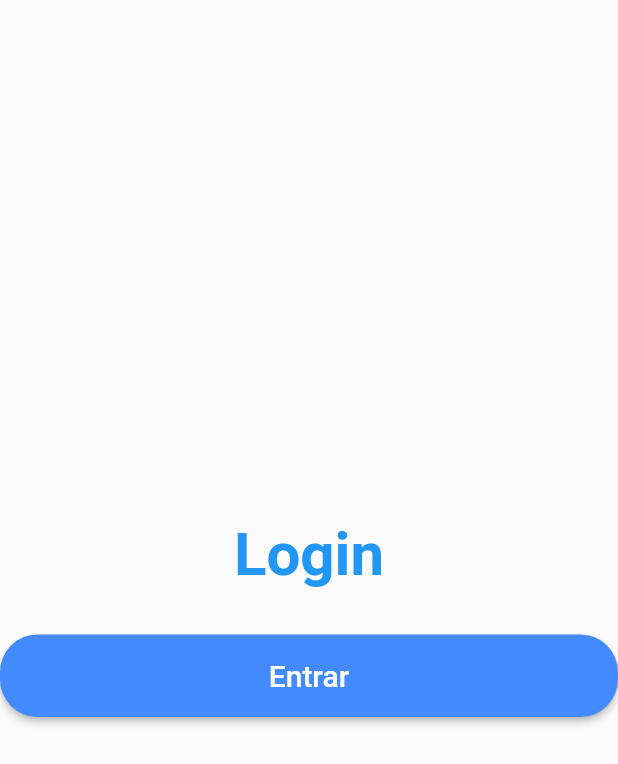
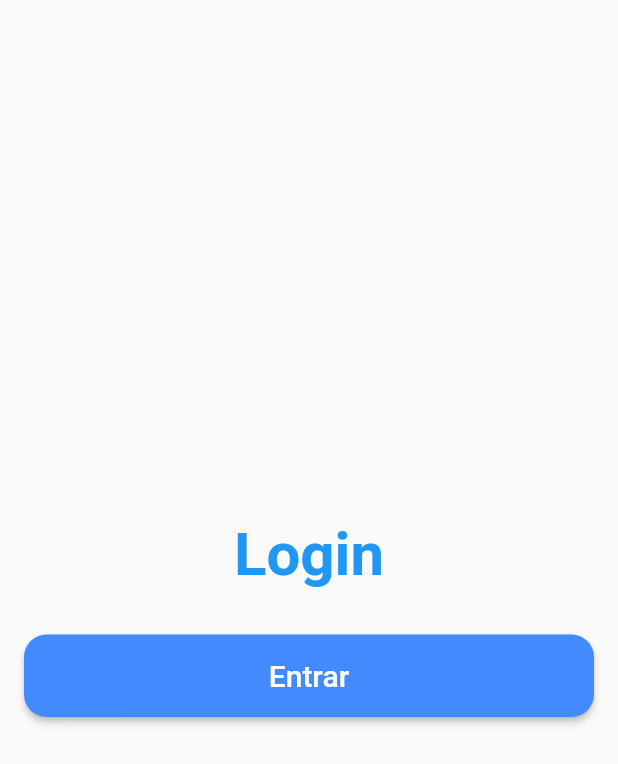
Before and after one commit to davif10/getx_mais_recursos-flutter-dart, a Flutter app: the screen it shows after launch, on a phone screen of 412 x 824 dp. Shown: the top 764 px of the screen. Run offline on Flutter 3.47's test engine with Material 2 defaults, Android fonts, the phone set to English and light mode, and no system bars; our stand-ins replace extended_image, get, image_picker, share_plus; missing offline and left inert: internet_file, pdfx, photofilters.

Commit message:
Update
- Atualizando build Gradle
- Alterado layout de login
-Adicionado imagem gif

```diff
--- a/GetXERecursos/lib/views/Login.dart
+++ b/GetXERecursos/lib/views/Login.dart
@@ -9,7 +9,9 @@ class Login extends GetView<LoginController> {
   @override
   Widget build(BuildContext context) {
     return Scaffold(
-      body: Column(
+      body: Padding(
+        padding: const EdgeInsets.all(16.0),
+        child: Column(
           mainAxisAlignment: MainAxisAlignment.center,
           crossAxisAlignment: CrossAxisAlignment.stretch,
           children: [
@@ -23,10 +25,10 @@ class Login extends GetView<LoginController> {
 
             ElevatedButton(
                 style: ElevatedButton.styleFrom(
-                padding: EdgeInsets.all(16),
-                primary: Colors.blueAccent,
+                  padding: const EdgeInsets.fromLTRB(30,16, 30, 16),
+                    backgroundColor: Colors.blueAccent,
                   shape: RoundedRectangleBorder(
-                  borderRadius: BorderRadius.circular(25)
+                    borderRadius: BorderRadius.circular(15)
                   )
                 ),
                 child: Text(
@@ -40,6 +42,7 @@ class Login extends GetView<LoginController> {
             )
           ],
         ),
+      ),
     );
   }
 }
--- a/GetXERecursos/lib/views/Tela3.dart
+++ b/GetXERecursos/lib/views/Tela3.dart
@@ -18,7 +18,7 @@ class Tela3 extends GetView<Tela3Controller> {
           )
         ],
       ),
-      body:PdfViewPinch(controller: controller.pdfPinchController)
+      body: PdfViewPinch(controller: controller.pdfPinchController)
     );
   }
 }
--- a/GetXERecursos/pubspec.yaml
+++ b/GetXERecursos/pubspec.yaml
@@ -40,7 +40,7 @@ dependencies:
   animations: ^2.0.4
   photofilters: ^3.0.1
   image_picker: ^0.8.5+3
-  extended_image: ^6.3.0
+  extended_image: ^8.0.2
   pdfx: ^2.2.0
   path_provider: ^2.0.11
   path: ^1.8.1
```
Also changed, not shown: GetXERecursos/pubspec.lock, 2 other files. Lines whose indentation alone changed are shown as unchanged.
